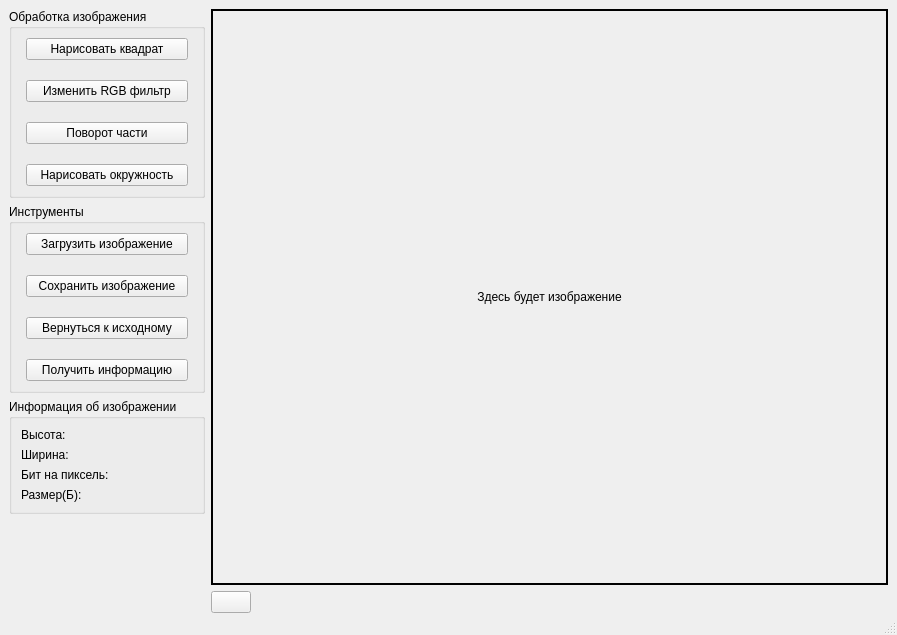
Qt form labsC/cw2_V9/src/forms/mainwindow.ui (Jengle88/labs_etu) before a commit.
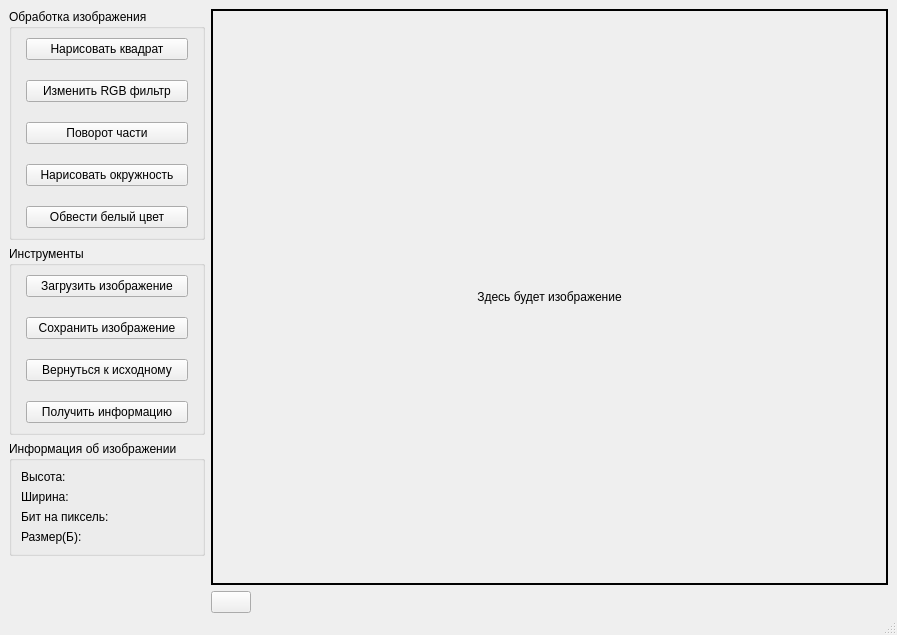
The same form after that commit. Icons and pictures are not drawn.

```diff
--- a/labsC/cw2_V9/src/forms/mainwindow.ui
+++ b/labsC/cw2_V9/src/forms/mainwindow.ui
@@ -175,6 +175,29 @@
                </property>
               </widget>
              </item>
+             <item>
+              <spacer name="verticalSpacer_4">
+               <property name="orientation">
+                <enum>Qt::Vertical</enum>
+               </property>
+               <property name="sizeType">
+                <enum>QSizePolicy::Fixed</enum>
+               </property>
+               <property name="sizeHint" stdset="0">
+                <size>
+                 <width>20</width>
+                 <height>20</height>
+                </size>
+               </property>
+              </spacer>
+             </item>
+             <item>
+              <widget class="QPushButton" name="make_frame">
+               <property name="text">
+                <string>Обвести белый цвет</string>
+               </property>
+              </widget>
+             </item>
             </layout>
            </item>
           </layout>
```
